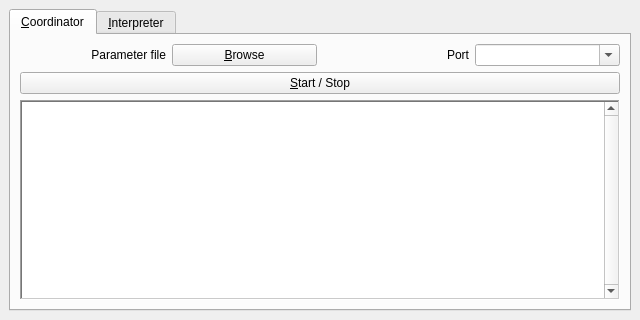
Qt form ypspur_gui.ui (openspur/ypspur-gui) before a commit.
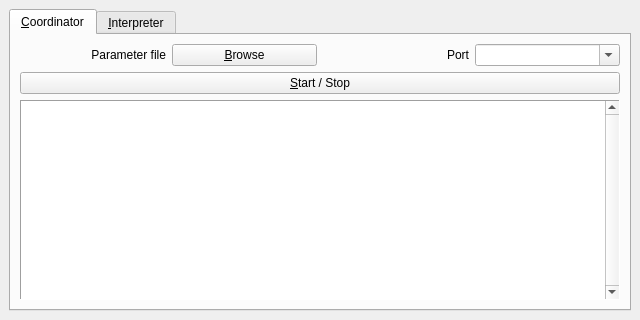
The same form after that commit.

Diff of the .ui file:
```diff
--- a/ypspur_gui.ui
+++ b/ypspur_gui.ui
@@ -10,6 +10,12 @@
     <height>320</height>
    </rect>
   </property>
+  <property name="minimumSize">
+   <size>
+    <width>320</width>
+    <height>240</height>
+   </size>
+  </property>
   <property name="maximumSize">
    <size>
     <width>65535</width>
@@ -118,7 +124,7 @@
            <bool>false</bool>
           </property>
           <property name="frameShape">
-           <enum>QFrame::WinPanel</enum>
+           <enum>QFrame::Panel</enum>
           </property>
           <property name="verticalScrollBarPolicy">
            <enum>Qt::ScrollBarAlwaysOn</enum>
```
Left out of the diff: 13 changed lines with no effect on the pictures.
